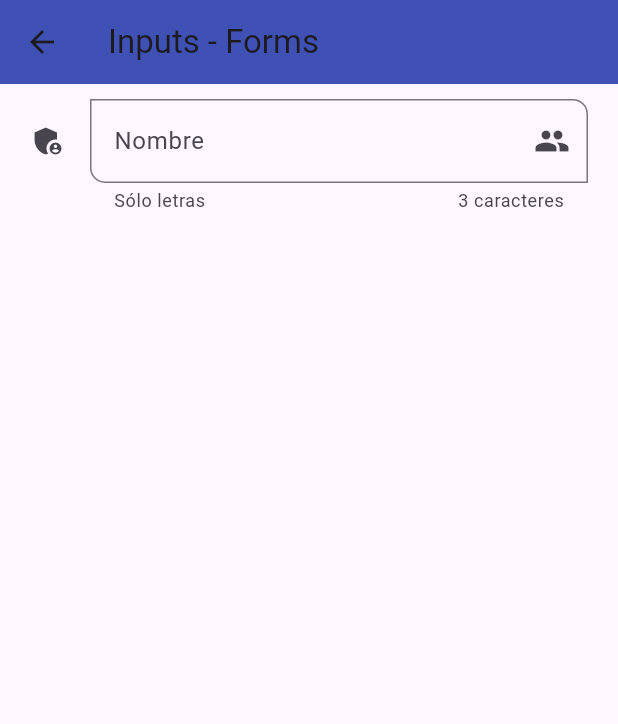
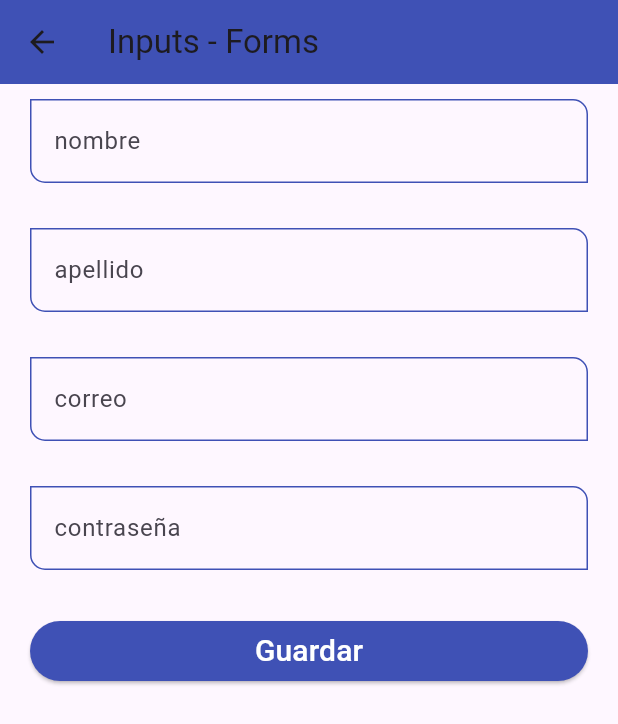
Before and after one commit to JesusRangelDiaz/fl-components, a Flutter app: the InputScreen screen opened by its route, on a phone screen of 412 x 824 dp. Shown: the top 724 px of the screen. Run offline on Flutter 3.47's test engine with Material 3 defaults, Android fonts, the phone set to English and light mode, and no system bars.

Commit message:
feat(login form): :sparkles: form, theme, widget for custom field

```diff
--- a/lib/screens/input_screen.dart
+++ b/lib/screens/input_screen.dart
@@ -1,45 +1,58 @@
 import 'package:flutter/material.dart';
 
+import '../widgets/widgets.dart';
+
 class InputScreen extends StatelessWidget {
-
   const InputScreen({super.key});
 
   @override
   Widget build(BuildContext context) {
+
+    final GlobalKey<FormState> myFormKey = GlobalKey();
+
+    final Map<String,String> formValues = {
+      'first_name': 'jesus',
+      'last_name' : 'rangel',
+      'email'     : 'jesus.rangel@cceo.com.mx',
+      'password'  : 'sjdaklsjdhalskjhdaklsd',
+      'role'      : 'admin'
+    };
+
     return Scaffold(
       appBar: AppBar(
         title: const Text('Inputs - Forms'),
       ),
-      body: SingleChildScrollView(
+      body:  SingleChildScrollView(
         child: Padding(
-          padding:  const EdgeInsets.symmetric(horizontal: 20,vertical: 10),
-          child:Column(
-            children: [
-              TextFormField(
-                initialValue: '',
-                textCapitalization: TextCapitalization.words,
-                onChanged: (value) =>{
-                  print(value)
-                },
-                validator: (value) {
-                  if (value == null) return 'Ete campo es requerido';
-                  return value.length<3 ? 'Minimo de 3 letras' : null;
-                },
-                autovalidateMode: AutovalidateMode.onUserInteraction,
-                decoration:const  InputDecoration(
-                  hintText: 'Nombre del usuario',
-                  labelText: 'Nombre',
-                  helperText: 'Sólo letras',
-                  counterText: '3 caracteres',
-                  suffixIcon: Icon(Icons.group),
-                  icon: Icon(Icons.admin_panel_settings_sharp),
-                  focusedBorder: OutlineInputBorder(borderSide: BorderSide(color: Colors.green)),
-                  border: OutlineInputBorder(borderRadius: BorderRadius.only(bottomLeft: Radius.circular(10), topRight: Radius.circular(10)))
-                ),
-              )
-            ],
-          )
-        ),
+            padding: const EdgeInsets.symmetric(horizontal: 20, vertical: 10),
+            child: Form(
+              key: myFormKey,
+              child: Column(
+                children: [
+                  const CustomInputField(labelText: 'nombre',hintText: 'nombre(s)', keyboardType1: TextInputType.name),
+                  const SizedBox(height: 30),
+                  const CustomInputField(labelText: 'apellido',hintText: 'apellido(s)', keyboardType1: TextInputType.name),
+                  const SizedBox(height: 30),
+                  const CustomInputField(labelText: 'correo',hintText: 'correo electronico' ,keyboardType1: TextInputType.emailAddress),
+                  const SizedBox(height: 30),
+                  const CustomInputField(labelText: 'contraseña',hintText: 'contraseña', isPassword: true),
+                  const SizedBox(height: 30),
+                  ElevatedButton(
+                        onPressed:(){
+                          FocusScope.of(context).requestFocus(FocusNode());
+                          if (!myFormKey.currentState!.validate()){
+                            print('formulario no valido');
+                          }
+                          print(formValues);
+                        },
+                        child:const SizedBox(
+                          width: double.infinity,
+                          child: Center(child:  Text('Guardar',style: TextStyle(color: Colors.white,fontSize: 20),)),
+                        )
+                        ),
+                ]),
+            ),
+            ),
       ),
     );
   }
--- a/lib/theme/app_theme.dart
+++ b/lib/theme/app_theme.dart
@@ -18,6 +18,22 @@ class AppTheme {
         style: ElevatedButton.styleFrom(backgroundColor: AppTheme.primary, shape: const StadiumBorder()),
       ),
 
+      inputDecorationTheme: const InputDecorationTheme(
+        floatingLabelStyle: TextStyle(color: primary
+        ),
+        enabledBorder: OutlineInputBorder(
+          borderSide: BorderSide(color: primary),
+          borderRadius: BorderRadius.only(bottomLeft: Radius.circular(10),topRight: Radius.circular(10))
+        ),
+        focusedBorder: OutlineInputBorder(
+          borderSide: BorderSide(color: primary),
+          borderRadius: BorderRadius.only(bottomLeft: Radius.circular(10),topRight: Radius.circular(10))
+        ),
+        border: OutlineInputBorder(
+          borderRadius: BorderRadius.only(bottomLeft: Radius.circular(10),topRight: Radius.circular(10)),
+        )
+      ),
+
       //TextButton theme
       textButtonTheme: TextButtonThemeData(
           style: TextButton.styleFrom(foregroundColor: primary)));
--- /dev/null
+++ b/lib/widgets/custom_input_field.dart
@@ -0,0 +1,39 @@
+import 'package:flutter/material.dart';
+
+class CustomInputField extends StatelessWidget {
+
+  final String? hintText;
+  final String? helperText;
+  final String? labelText;
+  final IconData? icon;
+  final IconData? suffixIcon;
+  final TextInputType? keyboardType1;
+  final bool isPassword;
+
+  const CustomInputField({
+    super.key, this.hintText, this.helperText, this.labelText, this.icon, this.suffixIcon, this.keyboardType1, this.isPassword=false,
+  });
+
+  @override
+  Widget build(BuildContext context) {
+    return TextFormField(
+      initialValue: '',
+      keyboardType: keyboardType1,
+      obscureText: isPassword,
+      textCapitalization: TextCapitalization.words,
+      onChanged: (value) => {},
+      validator: (value) {
+        if (value == null) return 'Ete campo es requerido';
+        return value.length < 3 ? 'Minimo de 3 letras' : null;
+      },
+      autovalidateMode: AutovalidateMode.onUserInteraction,
+      decoration:  InputDecoration(
+        hintText: hintText,
+        labelText: labelText,
+        helperText: helperText,
+        suffixIcon: suffixIcon == null ? null : Icon(suffixIcon),
+        icon: icon == null ? null : Icon(icon),
+      ),
+    );
+  }
+}
--- a/lib/widgets/widgets.dart
+++ b/lib/widgets/widgets.dart
@@ -1,2 +1,3 @@
+export 'package:fl_components/widgets/custom_input_field.dart';
 export "package:fl_components/widgets/custom_card_type_1.dart";
 export "package:fl_components/widgets/custom_card_type_2.dart";
```
